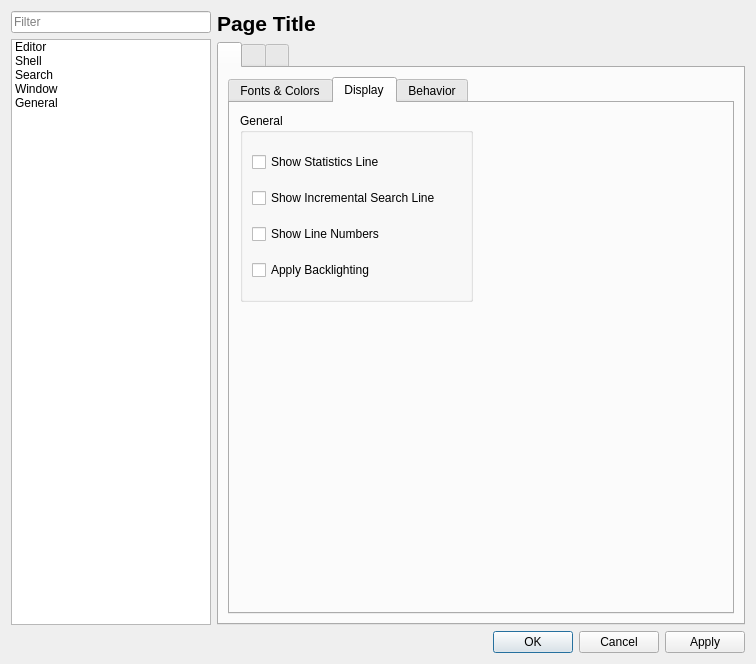
Before: the Qt Designer form src/DialogPreferences.ui in eteran/nedit-ng, drawn with Qt 5.
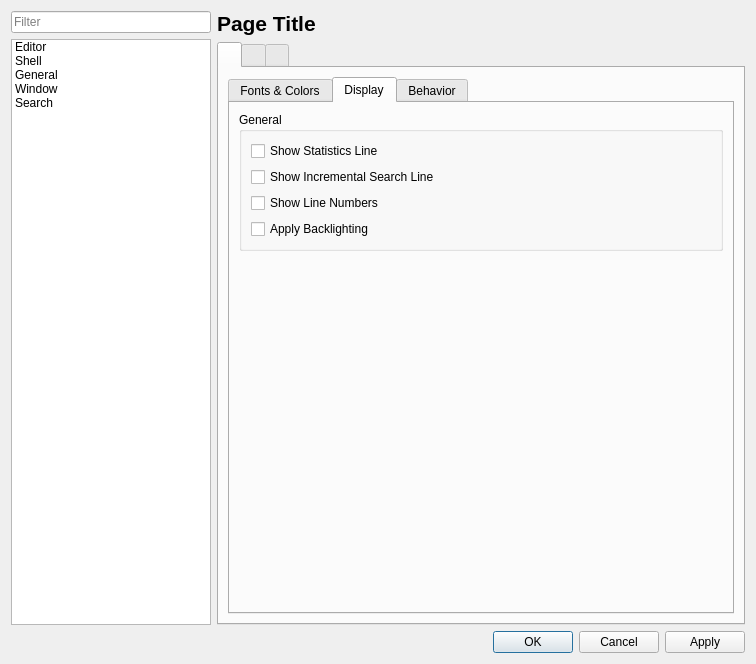
After: the same form once the commit is applied. The open tabs and pages were chosen to show the change. Icons and pictures are not drawn.

Commit message: Starting to migrate some settings to the unified preference system this means removing macros for altering some per-document preferences but they may come back as per-app settings. I'm undecided.

What changed in the file:
```diff
--- a/src/DialogPreferences.ui
+++ b/src/DialogPreferences.ui
@@ -71,7 +71,7 @@
          </item>
          <item>
           <property name="text">
-           <string>Search</string>
+           <string>General</string>
           </property>
           <property name="icon">
            <iconset theme="document-save-as">
@@ -85,7 +85,11 @@
          </item>
          <item>
           <property name="text">
-           <string>General</string>
+           <string>Search</string>
+          </property>
+          <property name="icon">
+           <iconset theme="search">
+            <normaloff>.</normaloff>.</iconset>
           </property>
          </item>
         </widget>
@@ -357,15 +361,9 @@
               <attribute name="title">
                <string>Display</string>
               </attribute>
+              <layout class="QVBoxLayout" name="verticalLayout_10">
+               <item>
               <widget class="QGroupBox" name="groupBox">
-               <property name="geometry">
-                <rect>
-                 <x>10</x>
-                 <y>10</y>
-                 <width>233</width>
-                 <height>189</height>
-                </rect>
-               </property>
                <property name="title">
                 <string>General</string>
                </property>
@@ -400,6 +398,21 @@
                 </item>
                </layout>
               </widget>
+               </item>
+               <item>
+                <spacer name="verticalSpacer_4">
+                 <property name="orientation">
+                  <enum>Qt::Vertical</enum>
+                 </property>
+                 <property name="sizeHint" stdset="0">
+                  <size>
+                   <width>20</width>
+                   <height>306</height>
+                  </size>
+                 </property>
+                </spacer>
+               </item>
+              </layout>
              </widget>
              <widget class="QWidget" name="tab">
               <attribute name="title">
```
Left out of the diff: 12 changed lines with no effect on the pictures. Lines whose indentation alone changed are shown as unchanged. The commit also changes 15 other files.
